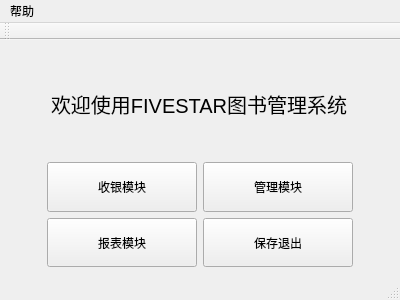
Qt form ui/MainWindow.ui (li1553770945/course-design-GUI) before a commit.
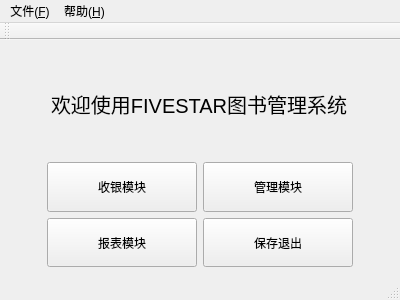
The same form after that commit.

Commit message: 主窗口添加保存功能，菜单栏添加快捷键。

The edit to the form file:
```diff
--- a/ui/MainWindow.ui
+++ b/ui/MainWindow.ui
@@ -138,10 +138,17 @@
    </property>
    <widget class="QMenu" name="menu">
     <property name="title">
-     <string>帮助</string>
+     <string>帮助(&amp;H)</string>
     </property>
     <addaction name="About"/>
    </widget>
+   <widget class="QMenu" name="menu_2">
+    <property name="title">
+     <string>文件(&amp;F)</string>
+    </property>
+    <addaction name="ActionSave"/>
+   </widget>
+   <addaction name="menu_2"/>
    <addaction name="menu"/>
   </widget>
   <widget class="QToolBar" name="mainToolBar">
```
Left out of the diff: 11 changed lines with no effect on the pictures. The commit also changes 3 other files.
